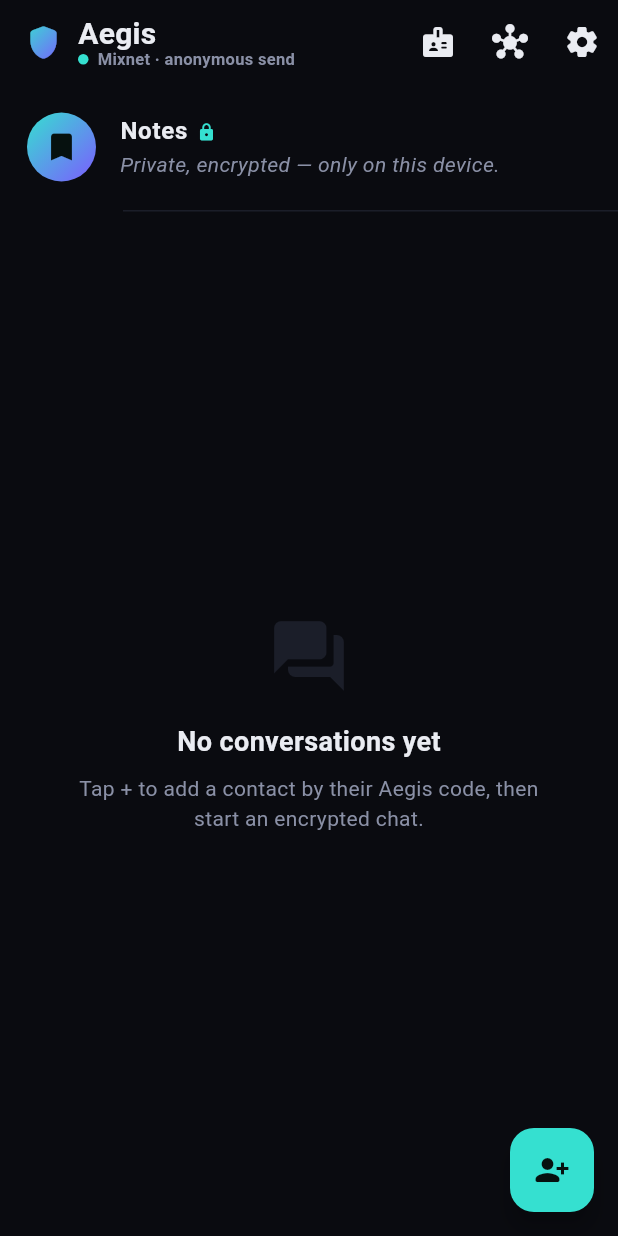
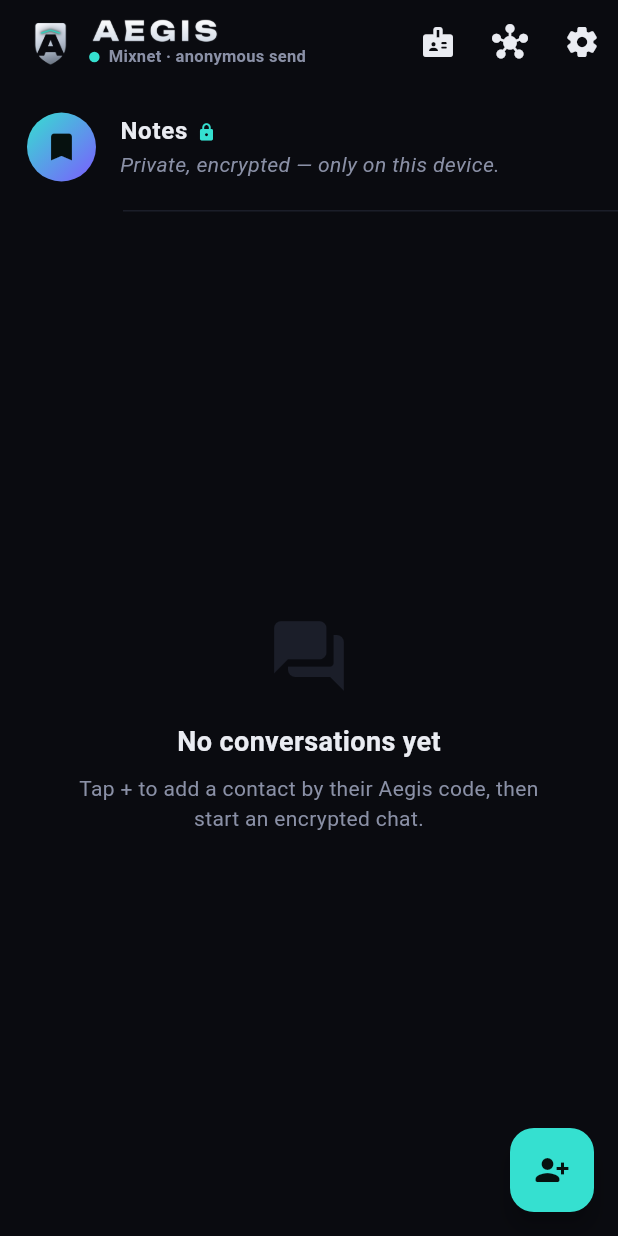
Before and after one commit to monxley/Aegis, a Flutter app: the ChatsScreen screen opened directly with empty values, on a phone screen of 412 x 824 dp. Run offline on Flutter 3.47's test engine with Material 3 defaults, Android fonts, the phone set to English and light mode, and no system bars; our stand-ins replace flutter_local_notifications, flutter_secure_storage, local_auth, package_info_plus, shared_preferences; accounts and stored records are empty; network calls fail.

Commit message:
Brand: real Aegis logo (icon, splash, header) + social links
- Bundle the brand assets in app/assets/logo: the metallic shield (transparent,
  for the dark UI), the AEGIS wordmark, and the launcher-icon source.
- ShieldMark now renders the real shield PNG, so the splash, chat header, lock
  screen and onboarding all pick it up. New AegisWordmark widget.
- Splash: shield + AEGIS wordmark + "NOTHING TO INTERCEPT." tagline.
- Chat header: shield + wordmark.
- Launcher icon: flutter_launcher_icons config in pubspec generates all
  densities + adaptive from icon.png; deploy/build-apk.sh runs it after pub get
  (best-effort). The disguise default alias uses @mipmap/ic_launcher, so it now
  shows the Aegis shield.
- Settings: a Community card with Telegram (t.me/aegis_private) and Instagram
  (instagram.com/aegis.private) buttons (url_launcher; the manifest already
  declares the browser <queries>).

Assets/UI only — no Rust change.

```diff
--- a/app/lib/screens/chats.dart
+++ b/app/lib/screens/chats.dart
@@ -56,13 +56,16 @@
       appBar: AppBar(
         title: Row(
           children: [
-            const ShieldMark(size: 26),
-            const SizedBox(width: 10),
+            const ShieldMark(size: 30),
+            const SizedBox(width: 8),
             Column(
               crossAxisAlignment: CrossAxisAlignment.start,
               mainAxisSize: MainAxisSize.min,
               children: [
-                const Text('Aegis'),
+                const Padding(
+                  padding: EdgeInsets.only(bottom: 2),
+                  child: AegisWordmark(height: 18),
+                ),
                 _ConnectionStatus(engine: engine),
               ],
             ),
--- a/app/lib/widgets.dart
+++ b/app/lib/widgets.dart
@@ -10,9 +10,29 @@
 
   @override
   Widget build(BuildContext context) {
-    return ShaderMask(
-      shaderCallback: (r) => AegisTheme.shield.createShader(r),
-      child: Icon(Icons.shield_rounded, size: size, color: Colors.white),
+    // The brand shield (metallic + cyan chevron, transparent background) — reads
+    // on the dark UI. Rendered a touch larger than the nominal size since the
+    // asset carries transparent margin.
+    return Image.asset(
+      'assets/logo/shield.png',
+      width: size * 1.18,
+      height: size * 1.18,
+      filterQuality: FilterQuality.medium,
+    );
+  }
+}
+
+/// The "AEGIS" wordmark (light gradient, transparent background).
+class AegisWordmark extends StatelessWidget {
+  final double height;
+  const AegisWordmark({super.key, this.height = 34});
+
+  @override
+  Widget build(BuildContext context) {
+    return Image.asset(
+      'assets/logo/wordmark.png',
+      height: height,
+      filterQuality: FilterQuality.medium,
     );
   }
 }
```
Also changed, not shown: app/lib/main.dart (+14 -2 lines), app/lib/screens/settings.dart (+62 -0 lines), app/pubspec.yaml (+13 -0 lines), app/assets/logo/icon.png (added), app/assets/logo/shield.png (added), app/assets/logo/wordmark.png (added), 1 other file.
